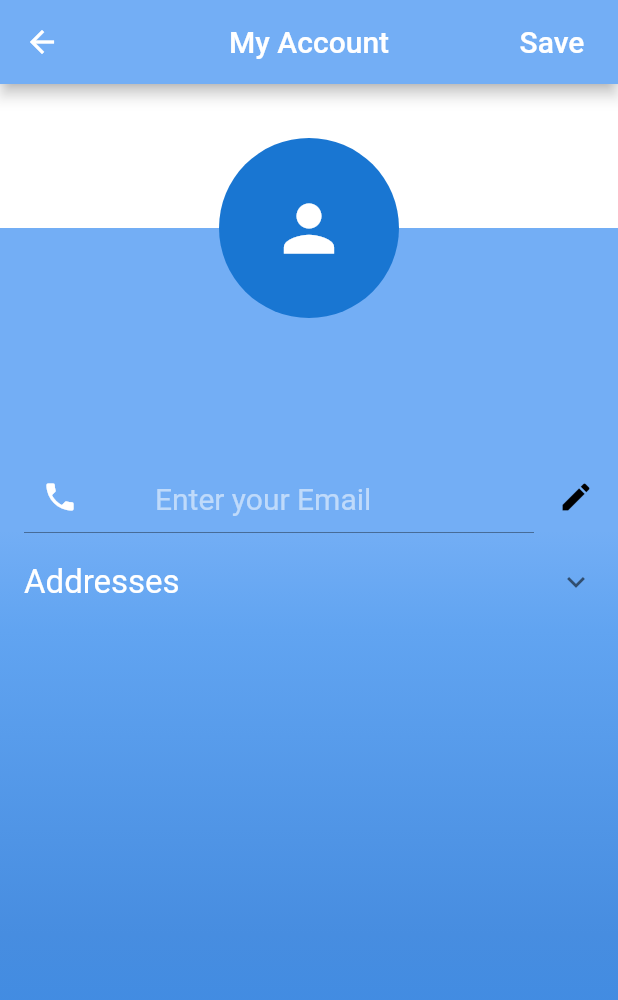
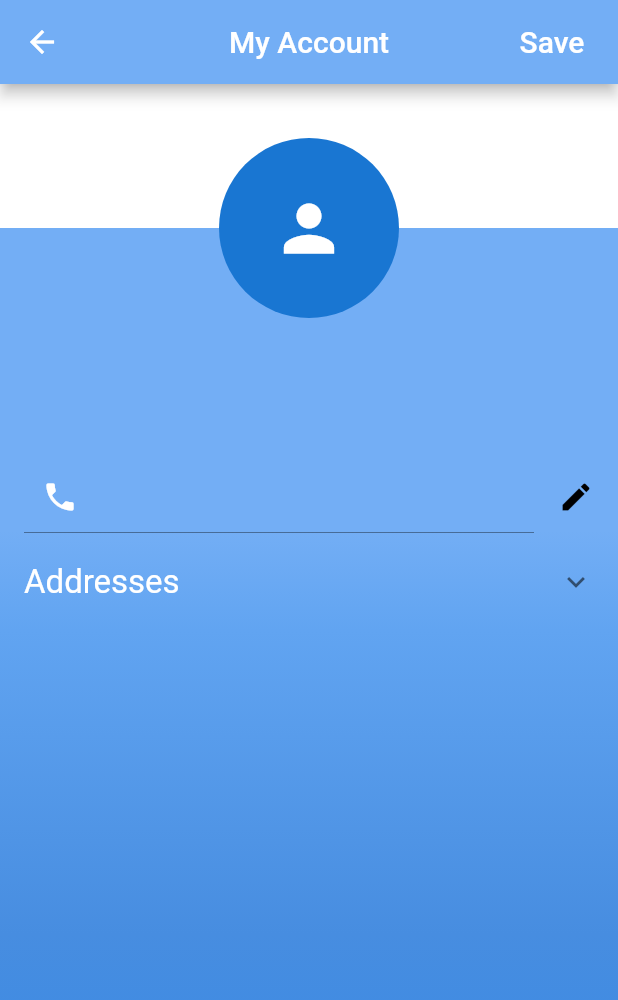
Before and after one commit to abhishekmahajan98/laundro, a Flutter app: the MyAccount screen opened by its route, on a phone screen of 412 x 824 dp. Shown: the top 1000 px of the screen. Run offline on Flutter 3.47's test engine with Material 2 defaults, Android fonts, the phone set to English and light mode, and no system bars; our stand-ins replace carousel_pro, cloud_firestore, firebase_auth, font_awesome_flutter, google_sign_in, modal_progress_hud and 2 more; missing offline and left inert: razorpay_flutter; accounts and stored records are empty; Roboto replaces fonts that are missing (OpenSans).

Commit message:
name bug fixed

```diff
--- a/lib/pages/my_account.dart
+++ b/lib/pages/my_account.dart
@@ -155,8 +155,8 @@ class _MyAccountState extends State<MyAccount> {
                                 color: Colors.white,
                               ),
                               prefixText: '+91-',
-                              hintText: 'Enter your Email',
-                              hintStyle: kHintTextStyle,
+                              //hintText: 'Enter your Email',
+                              //hintStyle: kHintTextStyle,
                             ),
                           ),
                           trailing: GestureDetector(
```
